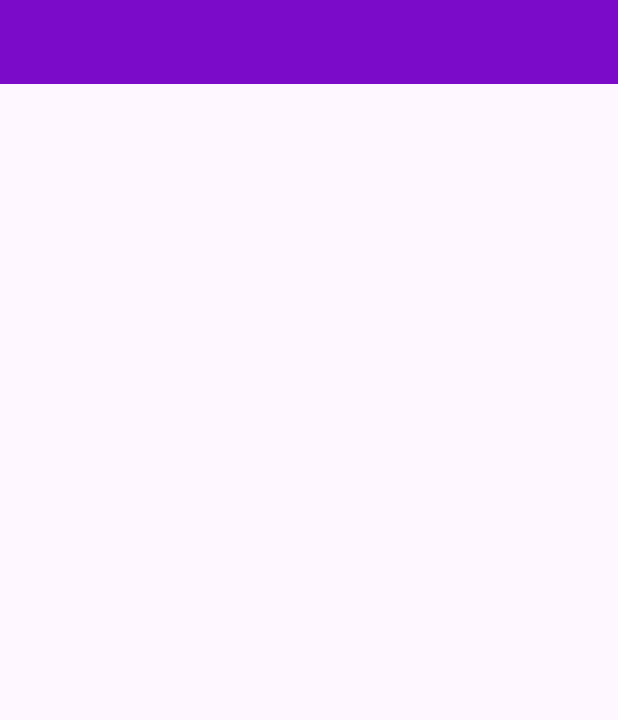
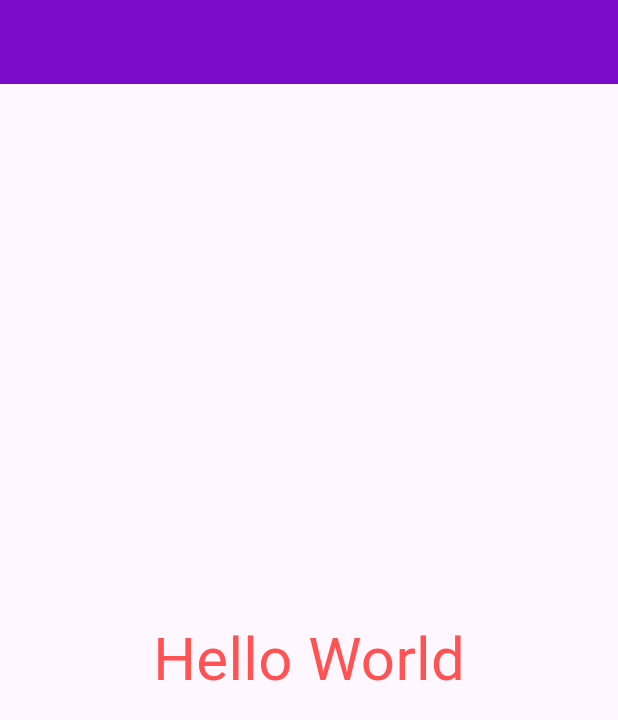
Before and after one commit to SparkyCloudy/belajar-flutter-tugas3, a Flutter app: the screen it shows after launch, on a phone screen of 412 x 824 dp. Shown: the top 720 px of the screen. Run offline on Flutter 3.47's test engine with Material 3 defaults, Android fonts, the phone set to English and light mode, and no system bars.

Commit message:
feat: create text to center screen

```diff
--- a/lib/home.dart
+++ b/lib/home.dart
@@ -9,6 +9,10 @@ class Home extends StatelessWidget {
       appBar: AppBar(
         backgroundColor: const Color.fromARGB(255, 123, 11, 200),
       ),
+      body: const Center(
+        child: Text("Hello World",
+            style: TextStyle(fontSize: 40, color: Colors.redAccent)),
+      ),
     );
   }
 }
```
